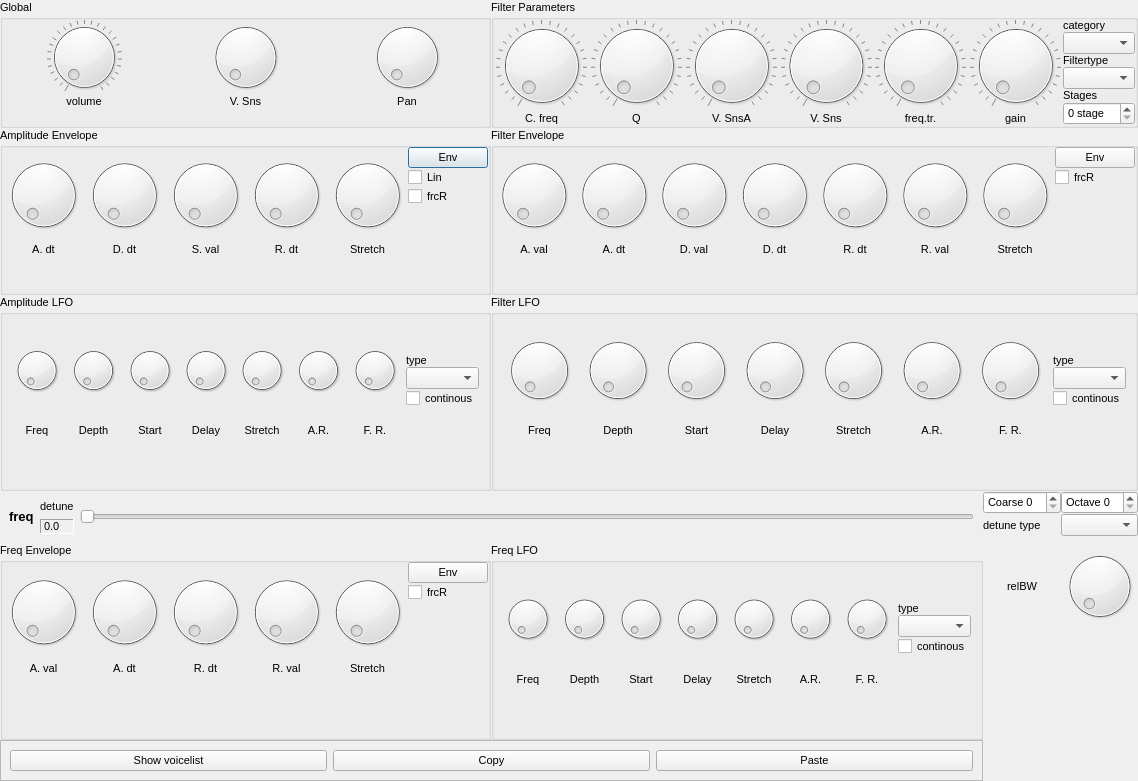
saidinesh5/ZynAddSubFX, file src/NewUI/Addnote/AddnoteUI.ui: the form before one commit.
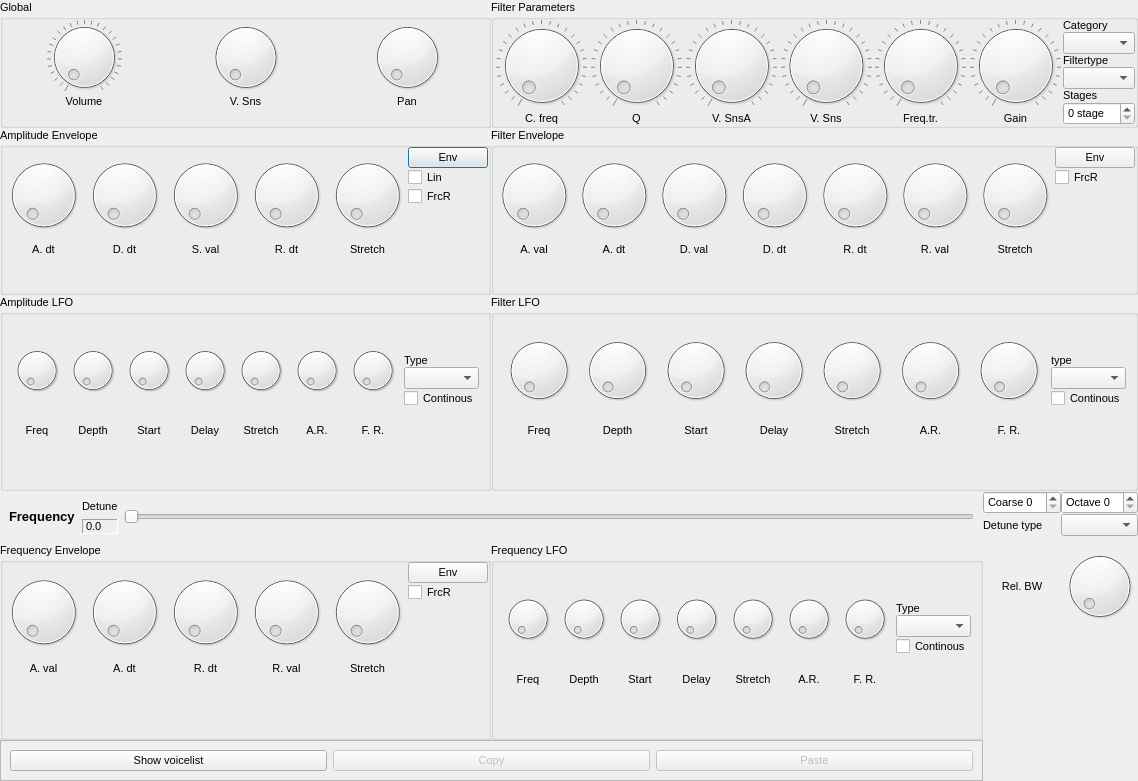
The form after the commit. Custom widgets are drawn as their Qt base class.

Patch:
```diff
--- a/src/NewUI/Addnote/AddnoteUI.ui
+++ b/src/NewUI/Addnote/AddnoteUI.ui
@@ -215,7 +215,7 @@
       <item row="1" column="7">
        <widget class="QLabel" name="label_83">
         <property name="text">
-         <string>freq.tr.</string>
+         <string>Freq.tr.</string>
         </property>
         <property name="alignment">
          <set>Qt::AlignCenter</set>
@@ -225,7 +225,7 @@
       <item row="1" column="8">
        <widget class="QLabel" name="label_84">
         <property name="text">
-         <string>gain</string>
+         <string>Gain</string>
         </property>
         <property name="alignment">
          <set>Qt::AlignCenter</set>
@@ -256,7 +256,7 @@
             </sizepolicy>
            </property>
            <property name="text">
-            <string>category</string>
+            <string>Category</string>
            </property>
           </widget>
          </item>
@@ -504,7 +504,7 @@
          <item>
           <widget class="CheckBox" name="checkBox_7">
            <property name="text">
-            <string>frcR</string>
+            <string>FrcR</string>
            </property>
            <property name="controlId" stdset="0">
             <string>forced_release</string>
@@ -707,7 +707,7 @@
             </sizepolicy>
            </property>
            <property name="text">
-            <string>type</string>
+            <string>Type</string>
            </property>
           </widget>
          </item>
@@ -721,7 +721,7 @@
          <item>
           <widget class="CheckBox" name="checkBox_8">
            <property name="text">
-            <string>continous</string>
+            <string>Continous</string>
            </property>
            <property name="controlId" stdset="0">
             <string>continous</string>
@@ -796,7 +796,7 @@
    <item row="5" column="0">
     <widget class="GroupBox" name="frequencyEnvelope">
      <property name="title">
-      <string>Freq Envelope</string>
+      <string>Frequency Envelope</string>
      </property>
      <property name="controlId" stdset="0">
       <string>FREQUENCY_ENVELOPE</string>
@@ -929,7 +929,7 @@
          <item>
           <widget class="CheckBox" name="checkBox_4">
            <property name="text">
-            <string>frcR</string>
+            <string>FrcR</string>
            </property>
            <property name="controlId" stdset="0">
             <string>forced_release</string>
@@ -1005,6 +1005,9 @@
       </item>
       <item>
        <widget class="QPushButton" name="pushButton">
+        <property name="enabled">
+         <bool>false</bool>
+        </property>
         <property name="text">
          <string>Copy</string>
         </property>
@@ -1012,6 +1015,9 @@
       </item>
       <item>
        <widget class="QPushButton" name="pushButton_2">
+        <property name="enabled">
+         <bool>false</bool>
+        </property>
         <property name="text">
          <string>Paste</string>
         </property>
@@ -1038,7 +1044,11 @@
          </sizepolicy>
         </property>
         <property name="text">
-         <string>&lt;h3&gt;freq&lt;/h3&gt;</string>
+         <string>&lt;!DOCTYPE HTML PUBLIC &quot;-//W3C//DTD HTML 4.0//EN&quot; &quot;http://www.w3.org/TR/REC-html40/strict.dtd&quot;&gt;
+&lt;html&gt;&lt;head&gt;&lt;meta name=&quot;qrichtext&quot; content=&quot;1&quot; /&gt;&lt;style type=&quot;text/css&quot;&gt;
+p, li { white-space: pre-wrap; }
+&lt;/style&gt;&lt;/head&gt;&lt;body style=&quot; font-family:'DejaVu Sans'; font-size:8pt; font-weight:400; font-style:normal;&quot;&gt;
+&lt;p style=&quot; margin-top:14px; margin-bottom:12px; margin-left:0px; margin-right:0px; -qt-block-indent:0; text-indent:0px;&quot;&gt;&lt;span style=&quot; font-size:large; font-weight:600;&quot;&gt;Frequency&lt;/span&gt;&lt;/p&gt;&lt;/body&gt;&lt;/html&gt;</string>
         </property>
        </widget>
       </item>
@@ -1047,7 +1057,7 @@
         <item>
          <widget class="QLabel" name="label_12">
           <property name="text">
-           <string>detune</string>
+           <string>Detune</string>
           </property>
          </widget>
         </item>
@@ -1114,7 +1124,7 @@
      <item row="2" column="0">
       <widget class="QLabel" name="label_62">
        <property name="text">
-        <string>relBW</string>
+        <string>Rel. BW</string>
        </property>
        <property name="alignment">
         <set>Qt::AlignCenter</set>
@@ -1131,7 +1141,7 @@
      <item row="1" column="0">
       <widget class="QLabel" name="label">
        <property name="text">
-        <string>detune type</string>
+        <string>Detune type</string>
        </property>
       </widget>
      </item>
@@ -1254,7 +1264,7 @@
          <item>
           <widget class="CheckBox" name="checkBox_6">
            <property name="text">
-            <string>frcR</string>
+            <string>FrcR</string>
            </property>
            <property name="controlId" stdset="0">
             <string>forced_release</string>
@@ -1447,7 +1457,7 @@
       <item row="1" column="0">
        <widget class="QLabel" name="label_76">
         <property name="text">
-         <string>volume</string>
+         <string>Volume</string>
         </property>
         <property name="alignment">
          <set>Qt::AlignCenter</set>
@@ -1668,7 +1678,7 @@
          <item>
           <widget class="CheckBox" name="checkBox_10">
            <property name="text">
-            <string>continous</string>
+            <string>Continous</string>
            </property>
            <property name="controlId" stdset="0">
             <string>continous</string>
@@ -1743,7 +1753,7 @@
    <item row="5" column="1">
     <widget class="GroupBox" name="amplitudeLFO_3">
      <property name="title">
-      <string>Freq LFO</string>
+      <string>Frequency LFO</string>
      </property>
      <property name="alignment">
       <set>Qt::AlignLeading|Qt::AlignLeft|Qt::AlignTop</set>
@@ -1904,7 +1914,7 @@
             </sizepolicy>
            </property>
            <property name="text">
-            <string>type</string>
+            <string>Type</string>
            </property>
           </widget>
          </item>
@@ -1918,7 +1928,7 @@
          <item>
           <widget class="CheckBox" name="checkBox_11">
            <property name="text">
-            <string>continous</string>
+            <string>Continous</string>
            </property>
            <property name="controlId" stdset="0">
             <string>continous</string>
```
Left out of the diff: 31 changed lines with no effect on the pictures.
